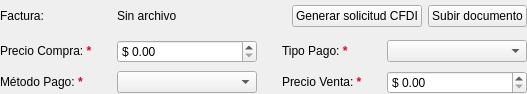
The window that src/presentation/inventory/acquisition/acquisitiontermssection.ui (ShibaK7/seminuevos) describes before a commit, drawn with Qt 5.
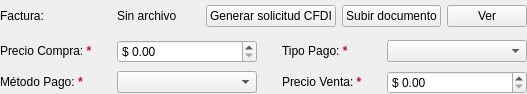
The same window after the commit.

Commit message:
Add a "Ver" button to the invoice
The invoice row of a purchase now has "Ver", which opens the attached
invoice with the system's viewer, in the registration wizard and in the
vehicle record. Unlike uploading, it stays available while the record is
only being viewed.

The button shows only when there is an attached invoice; one set aside
by switching to Autofactura does not count, since it would not be saved.
It sits right after "Subir documento" in the tab order, so the rest of
the order is unchanged. If the file cannot be opened, a warning says so.

```diff
--- a/src/presentation/inventory/acquisition/acquisitiontermssection.ui
+++ b/src/presentation/inventory/acquisition/acquisitiontermssection.ui
@@ -41,7 +41,7 @@
    </item>
    <item row="0" column="1" colspan="3">
     <widget class="QWidget" name="invoiceFileWidget" native="true">
-     <layout class="QHBoxLayout" name="invoiceFileLayout" stretch="1,0,0">
+     <layout class="QHBoxLayout" name="invoiceFileLayout" stretch="1,0,0,0">
       <property name="leftMargin">
        <number>0</number>
       </property>
@@ -81,6 +81,16 @@
         </property>
        </widget>
       </item>
+      <item>
+       <widget class="QPushButton" name="invoiceViewButton">
+        <property name="text">
+         <string>Ver</string>
+        </property>
+        <property name="class" stdset="0">
+         <string notr="true">secondary</string>
+        </property>
+       </widget>
+      </item>
      </layout>
     </widget>
    </item>
```
The commit also changes 16 other files.
